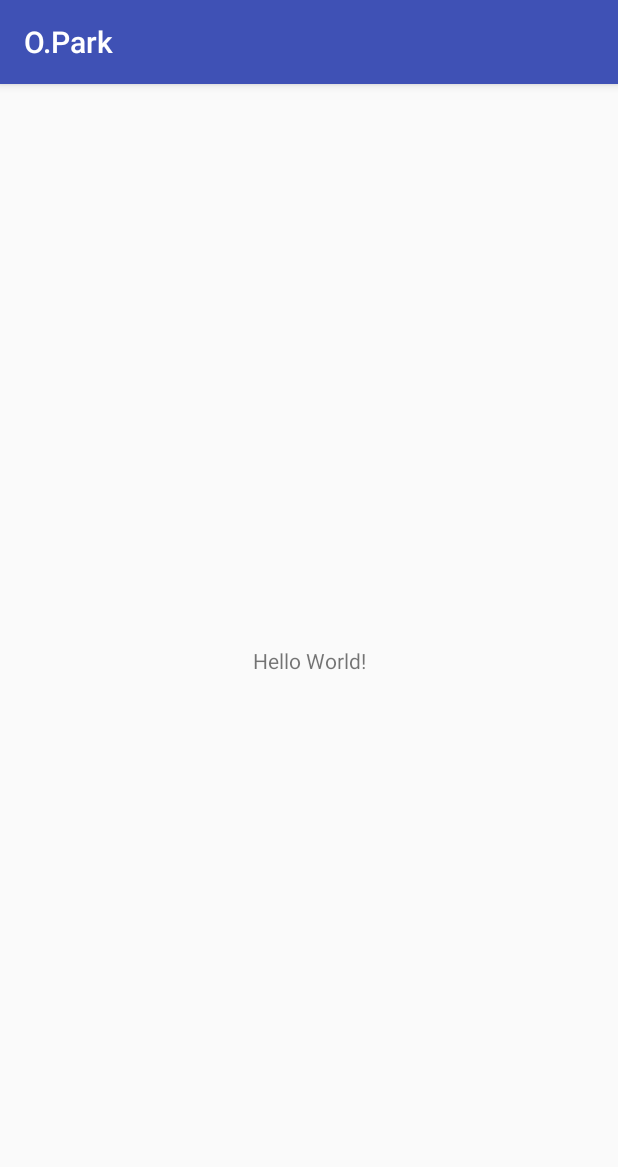
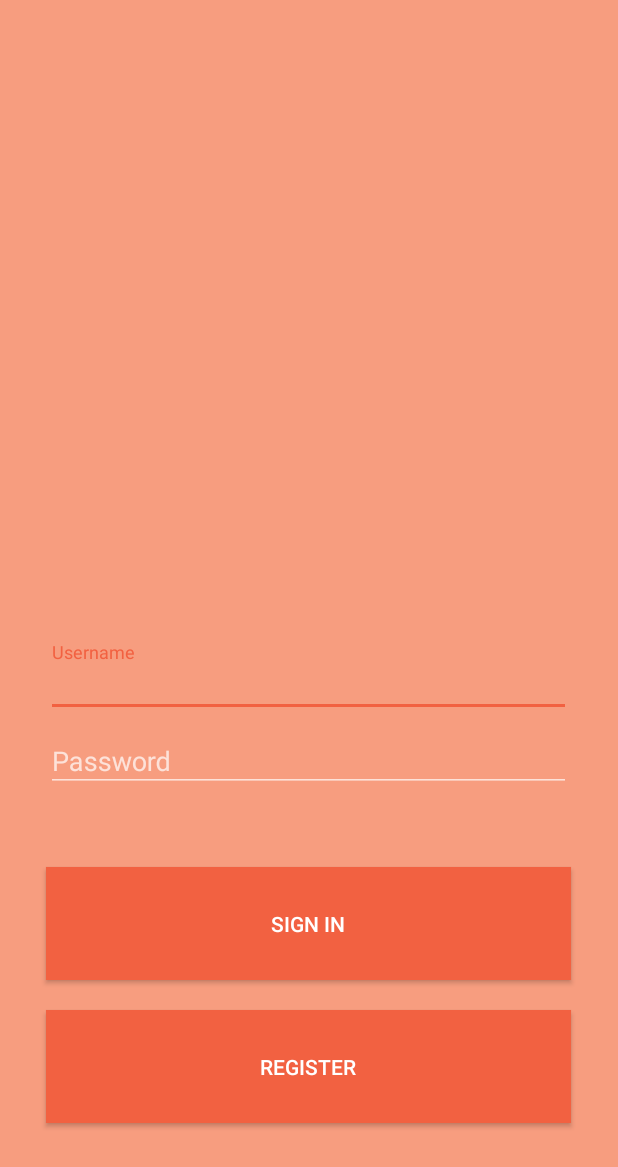
Before and after one commit to ChoLianJiet/OParkTutorial, an Android app: the screen it shows after launch (MainActivity), on a phone screen of 412 x 824 dp. Shown: the top 1167 px of the screen. Run offline under Robolectric (Android 15) with nearby library versions, the phone set to English and light mode, and no system bars.

Commit message:
LoginPage_base_Layout

```diff
--- a/app/build.gradle
+++ b/app/build.gradle
@@ -27,4 +27,5 @@ dependencies {
     compile 'com.android.support:appcompat-v7:25.3.1'
     compile 'com.android.support.constraint:constraint-layout:1.0.2'
     testCompile 'junit:junit:4.12'
+    compile 'com.android.support:design:25.3.1'
 }
--- a/app/src/main/res/layout/activity_main.xml
+++ b/app/src/main/res/layout/activity_main.xml
@@ -1,19 +1,58 @@
-<?xml version="1.0" encoding="utf-8"?>
-<android.support.constraint.ConstraintLayout
-    xmlns:android="http://schemas.android.com/apk/res/android"
-    xmlns:app="http://schemas.android.com/apk/res-auto"
-    xmlns:tools="http://schemas.android.com/tools"
-    android:layout_width="match_parent"
-    android:layout_height="match_parent"
-    tools:context="com.opark.opark.MainActivity">
+<LinearLayout xmlns:android="http://schemas.android.com/apk/res/android"
+              xmlns:tools="http://schemas.android.com/tools"
 
-    <TextView
-        android:layout_width="wrap_content"
-        android:layout_height="wrap_content"
-        android:text="Hello World!"
-        app:layout_constraintBottom_toBottomOf="parent"
-        app:layout_constraintLeft_toLeftOf="parent"
-        app:layout_constraintRight_toRightOf="parent"
-        app:layout_constraintTop_toTopOf="parent"/>
+              android:layout_width="match_parent"
+              android:layout_height="match_parent"
+              android:background="#F79d7f"
+              android:gravity="bottom|center_horizontal"
+              android:orientation="vertical"
+              tools:layout_editor_absoluteX="8dp"
+              tools:layout_editor_absoluteY="1dp"
+              android:weightSum="1">
 
-</android.support.constraint.ConstraintLayout>
+    <android.support.design.widget.TextInputLayout
+        android:layout_width="350dp"
+        android:layout_height="50dp">
+
+        <AutoCompleteTextView
+            android:id="@+id/autoCompleteTextView3"
+            android:layout_width="match_parent"
+            android:layout_height="match_parent"
+            android:imeOptions="actionNext"
+            android:inputType="textEmailAddress"
+            android:layout_weight="1"
+            android:maxLines="1"
+            android:hint="@string/app_username_autocomplete"/>
+    </android.support.design.widget.TextInputLayout>
+
+    <android.support.design.widget.TextInputLayout
+        android:layout_width="350dp"
+        android:layout_height="50dp">
+
+        <EditText
+            android:layout_width="match_parent"
+            android:layout_height="wrap_content"
+            android:maxLines="1"
+            android:imeOptions="actionUnspecified"
+            android:inputType="textPassword"
+            android:hint="@string/app_password_edit_text"/>
+    </android.support.design.widget.TextInputLayout>
+
+    <Button
+        android:id="@+id/sign_in_button"
+        android:layout_width="350dp"
+        android:layout_height="75dp"
+        android:background="#F26141"
+        android:layout_marginTop="50dp"
+        android:text="@string/app_sign_in"/>
+
+    <Button
+        android:id="@+id/register_button"
+        android:layout_width="350dp"
+        android:layout_height="75dp"
+        android:background="#F26141"
+        android:layout_marginTop="20dp"
+        android:layout_marginBottom="75dp"
+        android:text="@string/app_register"/>
+
+</LinearLayout>
--- a/app/src/main/res/values/colors.xml
+++ b/app/src/main/res/values/colors.xml
@@ -1,6 +1,6 @@
 <?xml version="1.0" encoding="utf-8"?>
 <resources>
-    <color name="colorPrimary">#3F51B5</color>
-    <color name="colorPrimaryDark">#303F9F</color>
-    <color name="colorAccent">#FF4081</color>
+    <color name="colorPrimary">#F79D7F</color>
+    <color name="colorPrimaryDark">#F26141</color>
+    <color name="colorAccent">#F26141</color>
 </resources>
--- a/app/src/main/res/values/strings.xml
+++ b/app/src/main/res/values/strings.xml
@@ -1,3 +1,11 @@
 <resources>
     <string name="app_name">O.Park</string>
+    <string name="app_sign_in">Sign In</string>
+    <string name="app_register">Register</string>
+    <string name="app_username_autocomplete">Username</string>
+    <string name="app_password_edit_text">Password</string>
+    <item name="visible" type="id"/>
+    <item name="masked" type="id"/>
+
+
 </resources>
--- a/app/src/main/res/values/styles.xml
+++ b/app/src/main/res/values/styles.xml
@@ -1,11 +1,12 @@
 <resources>
 
     <!-- Base application theme. -->
-    <style name="AppTheme" parent="Theme.AppCompat.Light.DarkActionBar">
+    <style name="AppTheme" parent="Theme.AppCompat.NoActionBar">
         <!-- Customize your theme here. -->
         <item name="colorPrimary">@color/colorPrimary</item>
         <item name="colorPrimaryDark">@color/colorPrimaryDark</item>
         <item name="colorAccent">@color/colorAccent</item>
+
     </style>
 
 </resources>
```
Also changed, not shown: 2 other files.
